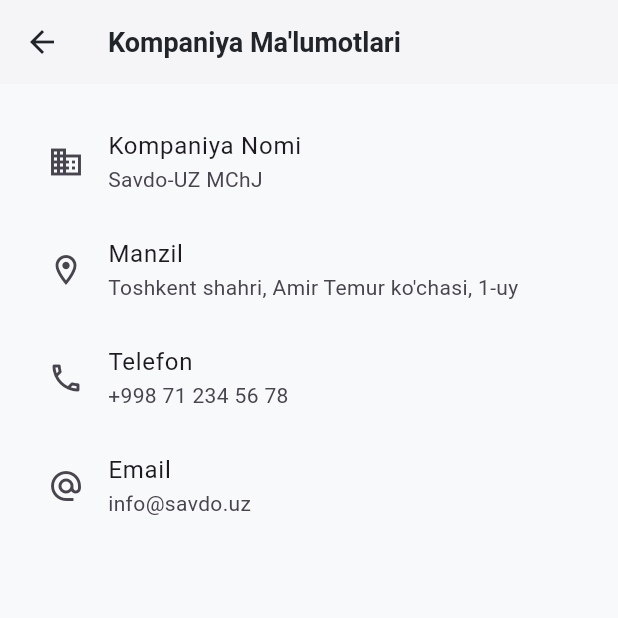
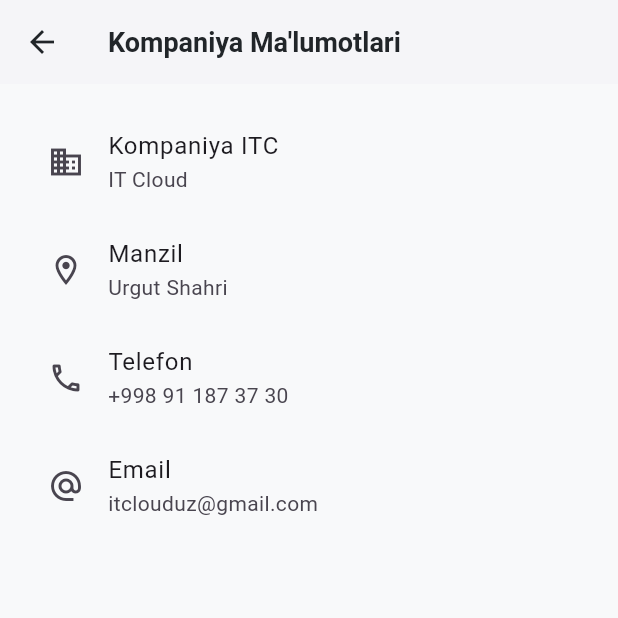
Before and after one commit to itcloud-uz/savdo-uz, a Flutter app: the CompanyInfoScreen screen opened directly, on a phone screen of 412 x 824 dp, the top half of it. Run offline on Flutter 3.47's test engine with Material 3 defaults, Android fonts, the phone set to English and light mode, and no system bars; our stand-ins replace cached_network_image, camera, cloud_firestore, firebase_auth, firebase_core, firebase_storage and 3 more; missing offline and left inert: flutter_barcode_scanner, google_mlkit_face_detection, mobile_scanner, tflite_flutter; accounts and stored records are empty.

Commit message:
versia_1

```diff
--- a/lib/screens/settings/company_info_screen.dart
+++ b/lib/screens/settings/company_info_screen.dart
@@ -16,23 +16,23 @@
           children: [
             ListTile(
               leading: Icon(Icons.business),
-              title: Text('Kompaniya Nomi'),
-              subtitle: Text('Savdo-UZ MChJ'),
+              title: Text('Kompaniya ITC'),
+              subtitle: Text('IT Cloud'),
             ),
             ListTile(
               leading: Icon(Icons.location_on_outlined),
               title: Text('Manzil'),
-              subtitle: Text('Toshkent shahri, Amir Temur ko\'chasi, 1-uy'),
+              subtitle: Text('Urgut Shahri'),
             ),
             ListTile(
               leading: Icon(Icons.phone_outlined),
               title: Text('Telefon'),
-              subtitle: Text('+998 71 234 56 78'),
+              subtitle: Text('+998 91 187 37 30'),
             ),
             ListTile(
               leading: Icon(Icons.alternate_email),
               title: Text('Email'),
-              subtitle: Text('info@savdo.uz'),
+              subtitle: Text('itclouduz@gmail.com'),
             ),
           ],
         ),
```
